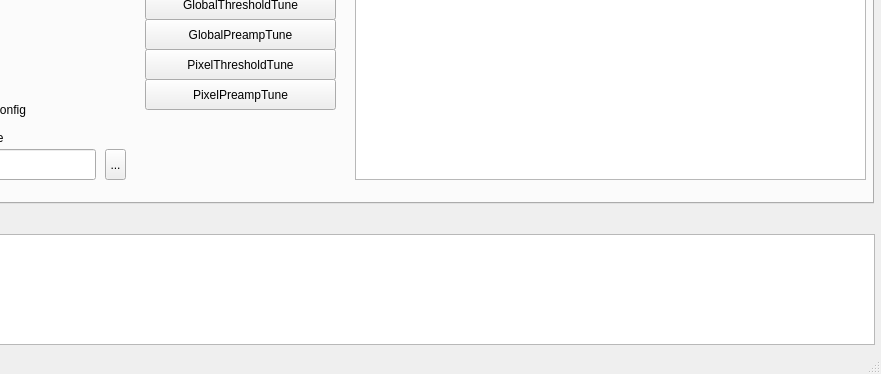
The window that gui/YarrGui/yarrgui.ui (Yarr/Yarr) describes before a commit, drawn with Qt 5; both pictures show x 116 to 997 and y 226 to 600 of the 997 by 600 pixel window.
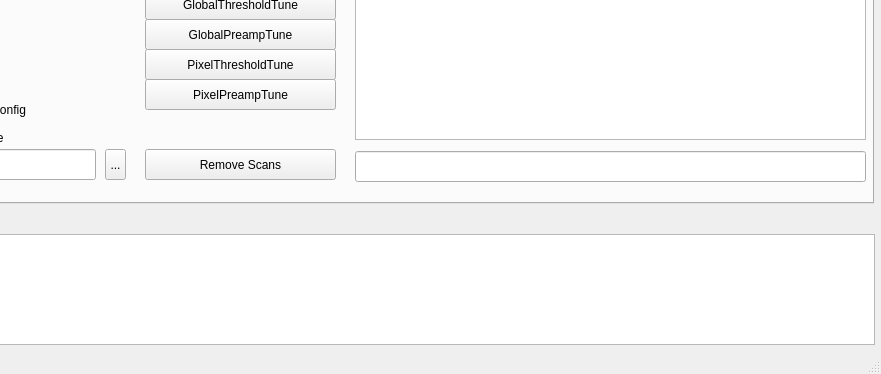
The same window after the commit. The open tabs and pages were chosen to show the change. Custom widgets are drawn as their Qt base class.

Commit message: Now do scans on multiple FEs - yet to be tested

What changed in the file:
```diff
--- a/gui/YarrGui/yarrgui.ui
+++ b/gui/YarrGui/yarrgui.ui
@@ -293,7 +293,7 @@
         <x>450</x>
         <y>10</y>
         <width>511</width>
-        <height>361</height>
+        <height>321</height>
        </rect>
       </property>
       <property name="columnCount">
@@ -523,6 +523,29 @@
        <string>GlobalPreampTune</string>
       </property>
      </widget>
+     <widget class="QLineEdit" name="scanVec_lineEdit">
+      <property name="geometry">
+       <rect>
+        <x>450</x>
+        <y>342</y>
+        <width>511</width>
+        <height>31</height>
+       </rect>
+      </property>
+     </widget>
+     <widget class="QPushButton" name="RemoveScans_Button">
+      <property name="geometry">
+       <rect>
+        <x>240</x>
+        <y>340</y>
+        <width>191</width>
+        <height>31</height>
+       </rect>
+      </property>
+      <property name="text">
+       <string>Remove Scans</string>
+      </property>
+     </widget>
     </widget>
     <widget class="QWidget" name="Benchmark">
      <attribute name="title">
```
Left out of the diff: 4 changed lines with no effect on the pictures. The commit also changes 2 other files.
